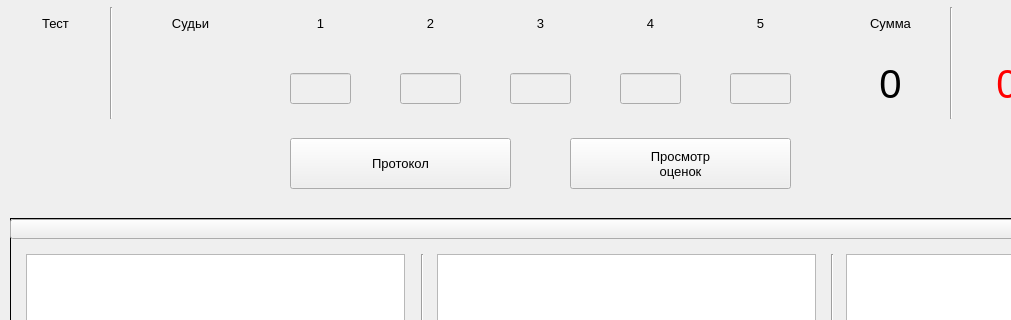
This is FormMain.ui in zak2791/TabloSelfDefender as Qt 5 draws it before an edit; both pictures show x 0 to 1011 and y 192 to 512 of the 1250 by 900 pixel window. The edited form follows.
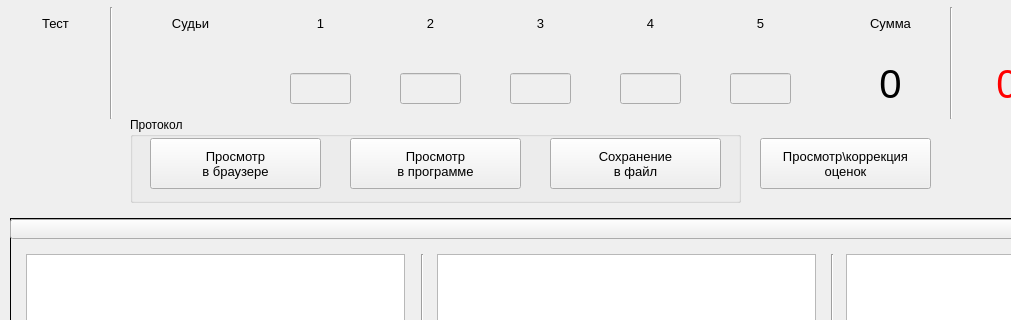
This is the edited form. Icons and pictures are not drawn. Custom widgets are drawn as their Qt base class.

What changed in the file:
```diff
--- a/FormMain.ui
+++ b/FormMain.ui
@@ -1297,27 +1297,6 @@
 круг</string>
    </property>
   </widget>
-  <widget class="QPushButton" name="btn_look">
-   <property name="geometry">
-    <rect>
-     <x>290</x>
-     <y>330</y>
-     <width>221</width>
-     <height>51</height>
-    </rect>
-   </property>
-   <property name="font">
-    <font>
-     <pointsize>10</pointsize>
-    </font>
-   </property>
-   <property name="focusPolicy">
-    <enum>Qt::NoFocus</enum>
-   </property>
-   <property name="text">
-    <string>Протокол</string>
-   </property>
-  </widget>
   <widget class="QPushButton" name="btn_enterName">
    <property name="geometry">
     <rect>
@@ -2380,9 +2359,9 @@
   <widget class="QPushButton" name="btnErrors">
    <property name="geometry">
     <rect>
-     <x>570</x>
+     <x>760</x>
      <y>330</y>
-     <width>221</width>
+     <width>171</width>
      <height>51</height>
     </rect>
    </property>
@@ -2395,7 +2374,7 @@
     <enum>Qt::NoFocus</enum>
    </property>
    <property name="text">
-    <string>Просмотр
+    <string>Просмотр\коррекция
 оценок</string>
    </property>
   </widget>
@@ -2977,6 +2956,85 @@
     <enum>Qt::Vertical</enum>
    </property>
   </widget>
+  <widget class="QGroupBox" name="groupBox_6">
+   <property name="geometry">
+    <rect>
+     <x>130</x>
+     <y>309</y>
+     <width>611</width>
+     <height>86</height>
+    </rect>
+   </property>
+   <property name="title">
+    <string>Протокол</string>
+   </property>
+   <widget class="QPushButton" name="btn_look">
+    <property name="geometry">
+     <rect>
+      <x>220</x>
+      <y>21</y>
+      <width>171</width>
+      <height>51</height>
+     </rect>
+    </property>
+    <property name="font">
+     <font>
+      <pointsize>10</pointsize>
+     </font>
+    </property>
+    <property name="focusPolicy">
+     <enum>Qt::NoFocus</enum>
+    </property>
+    <property name="text">
+     <string>Просмотр
+в программе</string>
+    </property>
+   </widget>
+   <widget class="QPushButton" name="btn_look_brauzer">
+    <property name="geometry">
+     <rect>
+      <x>20</x>
+      <y>21</y>
+      <width>171</width>
+      <height>51</height>
+     </rect>
+    </property>
+    <property name="font">
+     <font>
+      <pointsize>10</pointsize>
+     </font>
+    </property>
+    <property name="focusPolicy">
+     <enum>Qt::NoFocus</enum>
+    </property>
+    <property name="text">
+     <string>Просмотр
+в браузере</string>
+    </property>
+   </widget>
+   <widget class="QPushButton" name="btn_save">
+    <property name="geometry">
+     <rect>
+      <x>420</x>
+      <y>21</y>
+      <width>171</width>
+      <height>51</height>
+     </rect>
+    </property>
+    <property name="font">
+     <font>
+      <pointsize>10</pointsize>
+     </font>
+    </property>
+    <property name="focusPolicy">
+     <enum>Qt::NoFocus</enum>
+    </property>
+    <property name="text">
+     <string>Сохранение
+в файл</string>
+    </property>
+   </widget>
+  </widget>
   <zorder>line</zorder>
   <zorder>label</zorder>
   <zorder>label_2</zorder>
```
Left out of the diff: 68 changed lines with no effect on the pictures.
